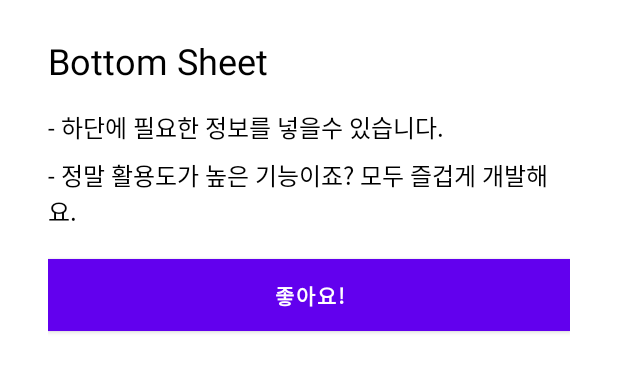
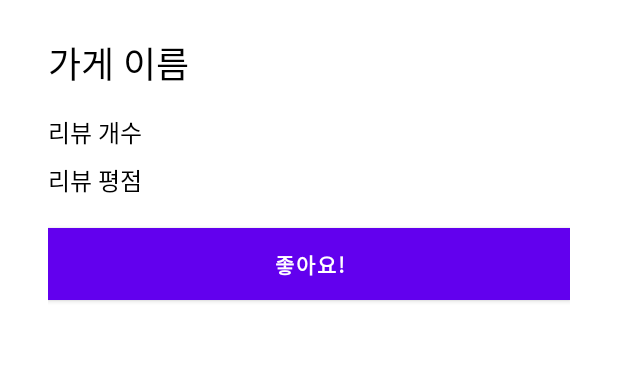
Before and after one commit to kimjinius/jininig-project, an Android app: the layout dialg_shop.xml on its own in the app's theme, with its tools: preview values and no code run, on a phone screen of 412 x 824 dp. Shown: the top 372 px of the screen. Run offline under Robolectric (Android 15) with nearby library versions, the light colour scheme and no system bars.

Commit message:
bottom sheet

```diff
--- a/jining_app/app/build.gradle
+++ b/jining_app/app/build.gradle
@@ -40,6 +40,7 @@ dependencies {
     implementation("androidx.fragment:fragment-ktx:1.5.5")
     implementation 'com.google.android.gms:play-services-location:18.0.0'
     implementation "com.google.android.material:material:1.2.0-alpha01"
+    implementation "androidx.fragment:fragment-ktx:1.5.5"
 
     implementation 'com.squareup.retrofit2:retrofit:2.9.0'
     implementation 'com.squareup.retrofit2:converter-gson:2.9.0'
--- a/jining_app/app/src/main/java/com/example/jin_ing/MainActivity.kt
+++ b/jining_app/app/src/main/java/com/example/jin_ing/MainActivity.kt
@@ -4,10 +4,6 @@ import androidx.appcompat.app.AppCompatActivity
 import android.os.Bundle
 import androidx.fragment.app.Fragment
 import com.example.jin_ing.databinding.ActivityMainBinding
-import com.naver.maps.map.NaverMap
-import retrofit2.Call
-import retrofit2.Response
-import javax.security.auth.callback.Callback
 
 class MainActivity : AppCompatActivity() {
 
--- a/jining_app/app/src/main/java/com/example/jin_ing/ShopAPIS.kt
+++ b/jining_app/app/src/main/java/com/example/jin_ing/ShopAPIS.kt
@@ -16,6 +16,12 @@ interface ShopAPIS{
     @Headers("accept: application/json", "content-type: application/json")
     fun getShop() : Call<List<Shop>>
 
+    @GET("jining/shop/{id}/")
+    @Headers("accept: application/json", "content-type: application/json")
+    fun getShopInfo(
+        @Path("id") id : String
+    ): Call<Shop>
+
 
     companion object{
         private const val ipv4 = "172.30.1.60"
--- a/jining_app/app/src/main/res/layout/dialg_shop.xml
+++ b/jining_app/app/src/main/res/layout/dialg_shop.xml
@@ -11,7 +11,8 @@
         android:layout_width="match_parent"
         android:layout_height="wrap_content"
         android:layout_marginBottom="16dp"
-        android:text="Bottom Sheet"
+        android:text="가게 이름"
+        android:id="@+id/shop_name"
         android:textColor="@android:color/black"
         android:textSize="24sp" />
 
@@ -19,7 +20,8 @@
         android:layout_width="match_parent"
         android:layout_height="wrap_content"
         android:layout_marginBottom="8dp"
-        android:text="- 하단에 필요한 정보를 넣을수 있습니다."
+        android:text="리뷰 개수"
+        android:id="@+id/shop_reNumber"
         android:textColor="@android:color/black"
         android:textSize="16sp" />
 
@@ -27,7 +29,8 @@
         android:layout_width="match_parent"
         android:layout_height="wrap_content"
         android:layout_marginBottom="20dp"
-        android:text="- 정말 활용도가 높은 기능이죠? 모두 즐겁게 개발해요."
+        android:text="리뷰 평점"
+        android:id="@+id/shop_reGrade"
         android:textColor="@android:color/black"
         android:textSize="16sp" />
 
--- a/jining_app/app/src/main/res/layout/fragment_home.xml
+++ b/jining_app/app/src/main/res/layout/fragment_home.xml
@@ -3,7 +3,9 @@
     xmlns:tools="http://schemas.android.com/tools"
     android:layout_width="match_parent"
     android:layout_height="match_parent"
-    tools:context=".HomeFragment">
+    tools:context=".HomeFragment"
+    android:id = "@+id/home_fragment"
+    >
 
 
     <com.naver.maps.map.MapView
```
Also changed, not shown: jining_app/app/src/main/java/com/example/jin_ing/HomeFragment.kt (+29 -7 lines), jining_app/app/src/main/java/com/example/jin_ing/ShopBottomSheet.kt (+19 -4 lines), 1 other file.
